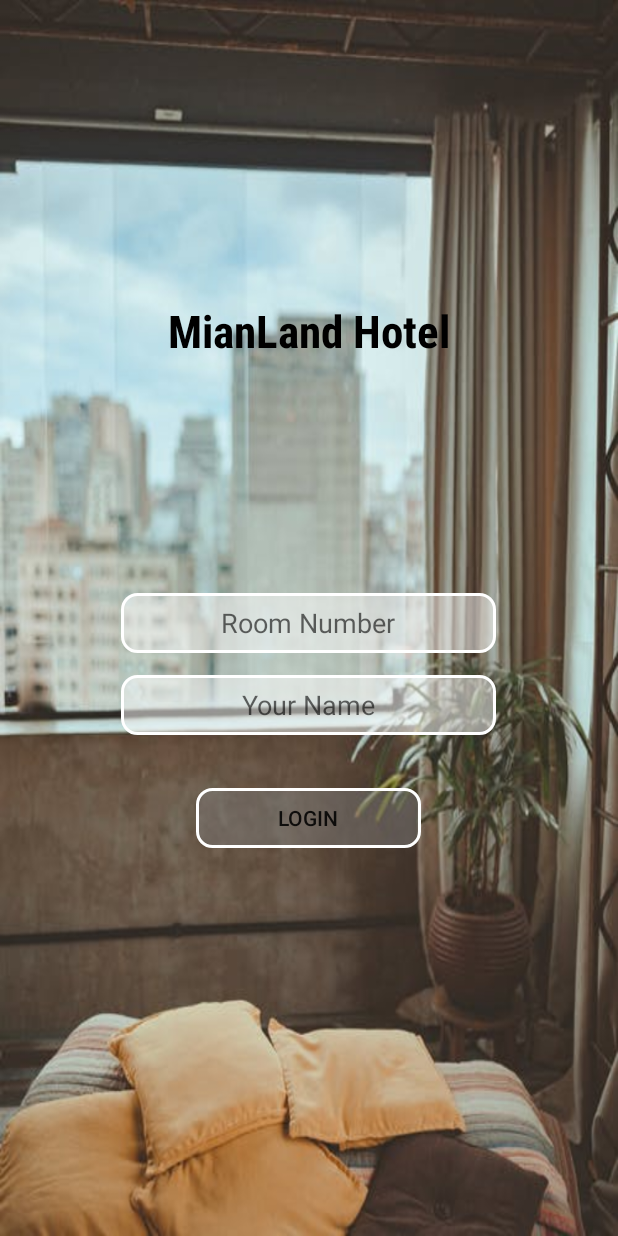
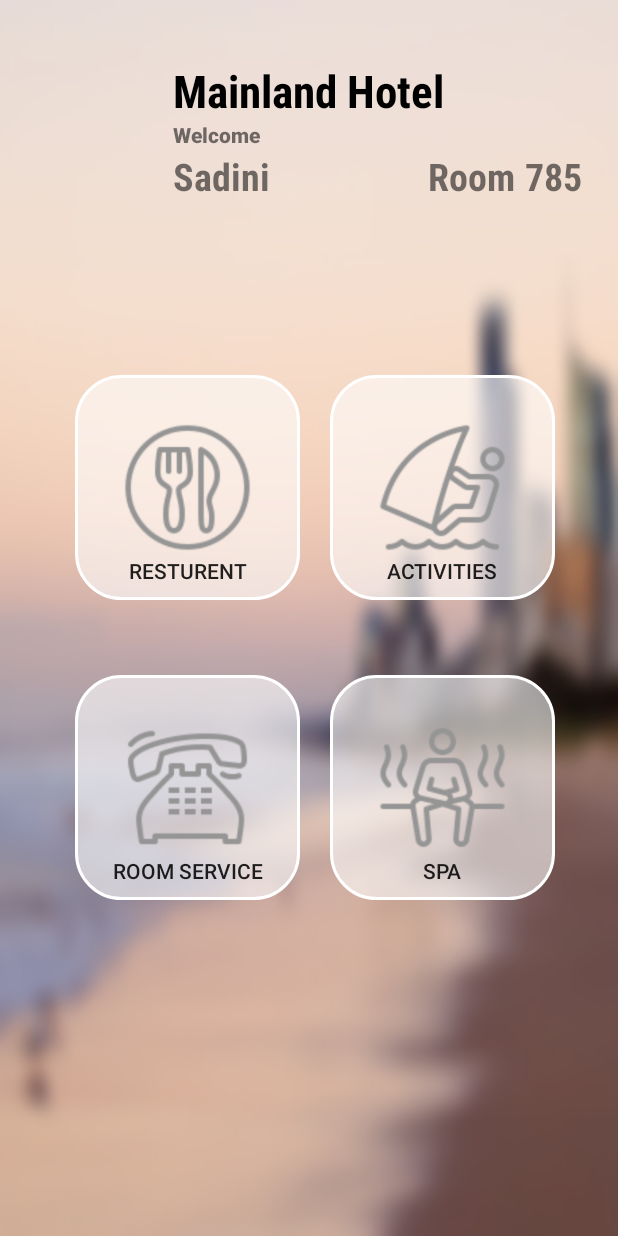
Before and after one commit to david95110/Hotel-Reservation, an Android app: the screen it shows after launch (LoginActivity before the commit, DashboardActivity after it), on a phone screen of 412 x 824 dp. Run offline under Robolectric (Android 15) with nearby library versions, the phone set to English and light mode, and no system bars.

Commit message:
Dashboard

```diff
--- /dev/null
+++ b/app/src/main/java/com/example/hotelreservation/DashboardActivity.java
@@ -0,0 +1,77 @@
+package com.example.hotelreservation;
+
+import androidx.appcompat.app.AppCompatActivity;
+
+import android.content.Intent;
+import android.os.Bundle;
+import android.view.View;
+import android.widget.Button;
+
+public class DashboardActivity extends AppCompatActivity {
+
+    private Button resturent;
+    private Button spa;
+    private Button activity;
+    private Button service;
+
+    @Override
+    protected void onCreate(Bundle savedInstanceState) {
+        super.onCreate(savedInstanceState);
+        setContentView(R.layout.activity_dash_board);
+
+        resturent = (Button) findViewById(R.id.resBtn);
+        resturent.setOnClickListener(new View.OnClickListener() {
+            @Override
+            public void onClick(View view) {
+                openResturant();
+            }
+        });
+
+        service = (Button) findViewById(R.id.serviceBtn);
+        service.setOnClickListener(new View.OnClickListener() {
+            @Override
+            public void onClick(View view) {
+                openService();
+            }
+        });
+
+        activity = (Button) findViewById(R.id.ActBtn);
+        activity.setOnClickListener(new View.OnClickListener() {
+            @Override
+            public void onClick(View view) {
+                openActivity();
+            }
+        });
+
+        spa = (Button) findViewById(R.id.spaBtn);
+        spa.setOnClickListener(new View.OnClickListener() {
+            @Override
+            public void onClick(View view) {
+                openSpa();
+            }
+        });
+    }
+
+    public void openResturant(){
+        Intent intent = new Intent(this,ResturentActivity.class);
+        startActivity(intent);
+    }
+
+    public void openService(){
+        Intent intent = new Intent(this,RoomserviceActivity.class);
+        startActivity(intent);
+    }
+
+    public void openActivity(){
+        Intent intent = new Intent(this,RoomserviceActivity.class);
+        startActivity(intent);
+    }
+
+    public void openSpa(){
+        Intent intent = new Intent(this,RoomserviceActivity.class);
+        startActivity(intent);
+    }
+
+
+
+}
--- /dev/null
+++ b/app/src/main/res/drawable/icons.xml
@@ -0,0 +1,11 @@
+<?xml version="1.0" encoding="utf-8"?>
+<shape xmlns:android="http://schemas.android.com/apk/res/android"
+    android:shape="rectangle">
+    <corners
+        android:radius="30sp"
+        />
+    <stroke
+        android:width="2dp"
+        android:color="@android:color/white" />
+    <solid android:color="#95FFFFFF"  />
+</shape>
--- /dev/null
+++ b/app/src/main/res/layout/activity_dash_board.xml
@@ -0,0 +1,190 @@
+<?xml version="1.0" encoding="utf-8"?>
+<RelativeLayout xmlns:android="http://schemas.android.com/apk/res/android"
+    xmlns:app="http://schemas.android.com/apk/res-auto"
+    xmlns:tools="http://schemas.android.com/tools"
+    android:layout_width="match_parent"
+    android:layout_height="match_parent"
+    tools:context=".DashboardActivity"
+    android:background="@drawable/dash">
+
+
+    <TextView
+        android:id="@+id/textView"
+        android:layout_width="wrap_content"
+        android:layout_height="wrap_content"
+        android:text="Mainland Hotel"
+        android:textSize="30sp"
+        android:fontFamily="sans-serif-condensed"
+        android:textColor="@android:color/black"
+        android:textStyle="bold"
+        android:layout_centerHorizontal="true"
+        android:layout_marginTop="40dp"
+        tools:layout_editor_absoluteX="165dp"
+        tools:layout_editor_absoluteY="57dp" />
+
+    <TextView
+        android:id="@+id/textView3"
+        android:layout_width="wrap_content"
+        android:layout_height="wrap_content"
+        android:text="Welcome"
+        android:layout_marginLeft="115dp"
+        android:layout_marginTop="80dp"
+        android:textStyle="bold"
+        android:fontFamily="sans-serif-black"/>
+
+    <TextView
+        android:id="@+id/name"
+        android:layout_width="wrap_content"
+        android:layout_height="wrap_content"
+        android:text="Sadini"
+        android:layout_marginLeft="115dp"
+        android:layout_marginTop="100dp"
+        android:textStyle="bold"
+        android:fontFamily="sans-serif-condensed"
+        android:textSize="25sp"/>
+
+    <TextView
+        android:id="@+id/textView5"
+        android:layout_width="wrap_content"
+        android:layout_height="wrap_content"
+        android:text="Room"
+        android:layout_marginLeft="285dp"
+        android:layout_marginTop="100dp"
+        android:fontFamily="sans-serif-condensed"
+        android:textStyle="bold"
+        android:textSize="25sp"/>
+
+    <TextView
+        android:id="@+id/roomNumber"
+        android:layout_width="wrap_content"
+        android:layout_height="wrap_content"
+        android:text="785"
+        android:layout_marginLeft="350dp"
+        android:layout_marginTop="100dp"
+        android:fontFamily="sans-serif-condensed"
+        android:textStyle="bold"
+        android:textSize="25sp"/>
+
+    <ImageView
+        android:layout_width="30dp"
+        android:layout_height="30dp"
+        android:layout_alignStart="@+id/resBtn"
+        android:layout_alignLeft="@+id/resBtn"
+        android:layout_alignTop="@+id/resBtn"
+        android:layout_alignEnd="@+id/resBtn"
+        android:layout_alignRight="@+id/resBtn"
+        android:layout_alignBottom="@+id/resBtn"
+        android:layout_marginStart="30dp"
+        android:layout_marginLeft="30dp"
+        android:layout_marginTop="30dp"
+        android:layout_marginEnd="30dp"
+        android:layout_marginRight="30dp"
+        android:layout_marginBottom="30dp"
+        app:srcCompat="@drawable/meal" />
+
+    <Button
+        android:id="@+id/resBtn"
+        android:layout_width="150dp"
+        android:layout_height="150dp"
+        android:text="RESTURENT"
+        android:gravity="bottom|center_horizontal"
+        android:paddingBottom="10dp"
+        android:layout_marginTop="250dp"
+        android:layout_marginLeft="50dp"
+        android:background="@drawable/icons"
+        />
+
+
+
+    <ImageView
+        android:layout_width="30dp"
+        android:layout_height="30dp"
+        android:layout_alignStart="@+id/serviceBtn"
+        android:layout_alignLeft="@+id/serviceBtn"
+        android:layout_alignTop="@+id/serviceBtn"
+        android:layout_alignEnd="@+id/serviceBtn"
+        android:layout_alignRight="@+id/serviceBtn"
+        android:layout_alignBottom="@+id/serviceBtn"
+        android:layout_marginStart="30dp"
+        android:layout_marginLeft="30dp"
+        android:layout_marginTop="30dp"
+        android:layout_marginEnd="30dp"
+        android:layout_marginRight="30dp"
+        android:layout_marginBottom="30dp"
+        app:srcCompat="@drawable/roomservice" />
+
+    <Button
+        android:id="@+id/serviceBtn"
+        android:layout_width="150dp"
+        android:layout_height="150dp"
+        android:text="ROOM SERVICE"
+        android:gravity="bottom|center_horizontal"
+        android:paddingBottom="10dp"
+        android:layout_marginTop="450dp"
+        android:layout_marginLeft="50dp"
+        android:background="@drawable/icons"
+        />
+
+    <ImageView
+        android:layout_width="30dp"
+        android:layout_height="30dp"
+        android:layout_alignStart="@+id/ActBtn"
+        android:layout_alignLeft="@+id/ActBtn"
+        android:layout_alignTop="@+id/ActBtn"
+        android:layout_alignEnd="@+id/ActBtn"
+        android:layout_alignRight="@+id/ActBtn"
+        android:layout_alignBottom="@+id/ActBtn"
+        android:layout_marginStart="30dp"
+        android:layout_marginLeft="30dp"
+        android:layout_marginTop="30dp"
+        android:layout_marginEnd="30dp"
+        android:layout_marginRight="30dp"
+        android:layout_marginBottom="30dp"
+        app:srcCompat="@drawable/activity" />
+
+
+
+    <Button
+        android:id="@+id/ActBtn"
+        android:layout_width="150dp"
+        android:layout_height="150dp"
+        android:text="ACTIVITIES"
+        android:gravity="bottom|center_horizontal"
+        android:paddingBottom="10dp"
+        android:layout_marginTop="250dp"
+        android:layout_marginLeft="220dp"
+        android:background="@drawable/icons"
+        />
+
+
+    <ImageView
+        android:layout_width="30dp"
+        android:layout_height="30dp"
+        android:layout_alignStart="@+id/spaBtn"
+        android:layout_alignLeft="@+id/spaBtn"
+        android:layout_alignTop="@+id/spaBtn"
+        android:layout_alignEnd="@+id/spaBtn"
+        android:layout_alignRight="@+id/spaBtn"
+        android:layout_alignBottom="@+id/spaBtn"
+        android:layout_marginStart="30dp"
+        android:layout_marginLeft="30dp"
+        android:layout_marginTop="30dp"
+        android:layout_marginEnd="30dp"
+        android:layout_marginRight="30dp"
+        android:layout_marginBottom="30dp"
+        app:srcCompat="@drawable/spa" />
+        <Button
+            android:id="@+id/spaBtn"
+            android:layout_width="150dp"
+            android:layout_height="150dp"
+            android:text="SPA"
+            android:gravity="bottom|center_horizontal"
+            android:paddingBottom="10dp"
+            android:layout_marginTop="450dp"
+            android:layout_marginLeft="220dp"
+            android:background="@drawable/icons" />
+
+
+
+
+</RelativeLayout>
--- a/app/src/main/res/values/styles.xml
+++ b/app/src/main/res/values/styles.xml
@@ -2,6 +2,12 @@
 
     <!-- Base application theme. -->
     <style name="LoginAppTheme" parent="Theme.AppCompat.Light.NoActionBar">
+        <!-- Customize your theme here. -->
+        <item name="colorPrimary">@color/colorPrimary</item>
+        <item name="colorPrimaryDark">@color/colorPrimaryDark</item>
+        <item name="colorAccent">@color/colorAccent</item>
+    </style>
+    <style name="DashBoardTheme" parent="Theme.AppCompat.Light.NoActionBar">
         <!-- Customize your theme here. -->
         <item name="colorPrimary">@color/colorPrimary</item>
         <item name="colorPrimaryDark">@color/colorPrimaryDark</item>
```
Also changed, not shown: app/src/main/AndroidManifest.xml (+23 -6 lines), app/src/main/java/com/example/hotelreservation/ActivitiesActivity.java (added, +14 -0 lines), app/src/main/java/com/example/hotelreservation/ResturentActivity.java (added, +14 -0 lines), app/src/main/java/com/example/hotelreservation/RoomserviceActivity.java (added, +14 -0 lines), app/src/main/java/com/example/hotelreservation/SpaActivity.java (added, +14 -0 lines), app/src/main/res/layout/activity_activities.xml (added, +9 -0 lines), app/src/main/res/layout/activity_resturent.xml (added, +9 -0 lines), app/src/main/res/layout/activity_roomservice.xml (added, +9 -0 lines), app/src/main/res/layout/activity_spa.xml (added, +9 -0 lines), app/src/main/res/drawable-v24/activity.png (added), app/src/main/res/drawable-v24/dash.jpg (added), app/src/main/res/drawable-v24/dashboard.jpg (added), app/src/main/res/drawable-v24/meal.png (added), app/src/main/res/drawable-v24/roomservice.png (added), 1 more files.
